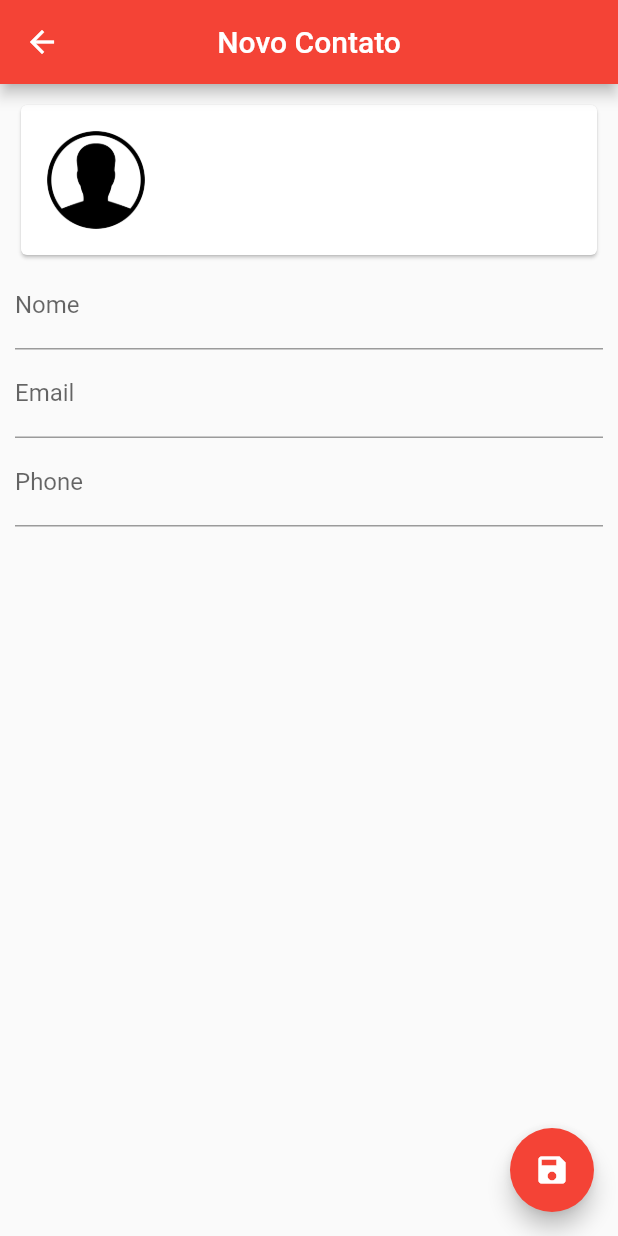
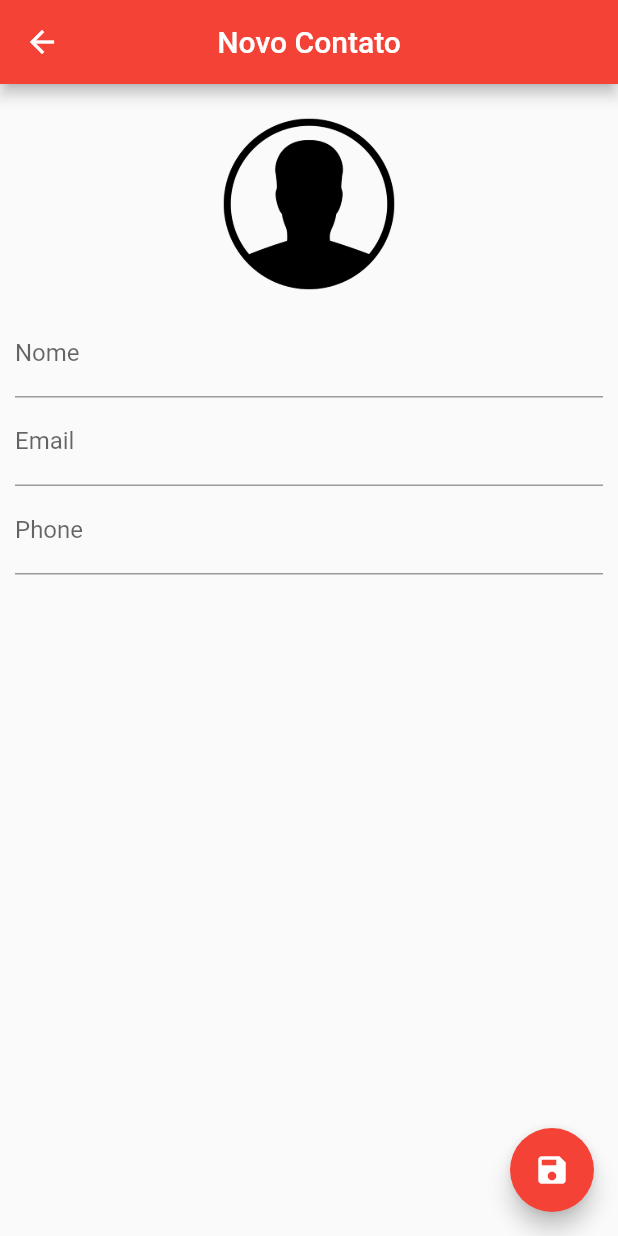
Before and after one commit to gui-azesantos/Flutter-AgendaDeContatos, a Flutter app: the ContactPage screen opened directly, on a phone screen of 412 x 824 dp. Run offline on Flutter 3.47's test engine with Material 2 defaults, Android fonts, the phone set to English and light mode, and no system bars; our stand-ins replace image_picker, sqflite; accounts and stored records are empty.

Commit message:
Projeto Finalizado

```diff
--- a/lib/UI/contact_page.dart
+++ b/lib/UI/contact_page.dart
@@ -1,13 +1,14 @@
+import 'dart:async';
 import 'dart:io';
 
-
-import '../helpers/contact_helper.dart';
+import 'package:agenda_contatos/helpers/contact_helper.dart';
 import 'package:flutter/material.dart';
-
+import 'package:image_picker/image_picker.dart';
 
 class ContactPage extends StatefulWidget {
 
   final Contact contact;
+
   ContactPage({this.contact});
 
   @override
@@ -15,6 +16,7 @@ class ContactPage extends StatefulWidget {
 }
 
 class _ContactPageState extends State<ContactPage> {
+
   final _nameController = TextEditingController();
   final _emailController = TextEditingController();
   final _phoneController = TextEditingController();
@@ -22,69 +24,77 @@ class _ContactPageState extends State<ContactPage> {
   final _nameFocus = FocusNode();
 
   bool _userEdited = false;
+
   Contact _editedContact;
 
   @override
   void initState() {
     super.initState();
 
-    if (widget.contact == null) {
+    if(widget.contact == null){
       _editedContact = Contact();
     } else {
       _editedContact = Contact.fromMap(widget.contact.toMap());
 
       _nameController.text = _editedContact.name;
-      _emailController.text= _editedContact.email;
+      _emailController.text = _editedContact.email;
       _phoneController.text = _editedContact.phone;
     }
   }
 
   @override
   Widget build(BuildContext context) {
-    return Scaffold(
+    return WillPopScope(
+      onWillPop: _requestPop,
+      child: Scaffold(
         appBar: AppBar(
           backgroundColor: Colors.red,
           title: Text(_editedContact.name ?? "Novo Contato"),
           centerTitle: true,
         ),
         floatingActionButton: FloatingActionButton(
-          child: Icon(Icons.save),
-          onPressed: () {
-            if(_editedContact.name.isNotEmpty && _editedContact.name != null){
+          onPressed: (){
+            if(_editedContact.name != null && _editedContact.name.isNotEmpty){
               Navigator.pop(context, _editedContact);
-            }else{
+            } else {
               FocusScope.of(context).requestFocus(_nameFocus);
             }
           },
+          child: Icon(Icons.save),
           backgroundColor: Colors.red,
         ),
         body: SingleChildScrollView(
           padding: EdgeInsets.all(10.0),
-            child: Column(children: <Widget>[
+          child: Column(
+            children: <Widget>[
               GestureDetector(
-                child: Card(
-                    child: Padding(
-                        padding: EdgeInsets.all(10.0),
-                        child: Row(
-                          children: <Widget>[
-                            Container(
-                                width: 80.0,
-                                height: 80.0,
+                child: Container(
+                  width: 140.0,
+                  height: 140.0,
                   decoration: BoxDecoration(
                     shape: BoxShape.circle,
                     image: DecorationImage(
-                                        image: _editedContact.img != null
-                                            ? FileImage(
-                                                File(_editedContact.img))
-                                            : AssetImage("images/person.png"))))
-                          ],
-                        ))),
+                        image: _editedContact.img != null ?
+                        FileImage(File(_editedContact.img)) :
+                        AssetImage("images/person.png"),
+                        fit: BoxFit.cover
+                    ),
+                  ),
+                ),
+                onTap: (){
+                  ImagePicker.pickImage(source: ImageSource.camera).then((file){
+                    if(file == null) return;
+                    setState(() {
+                      _editedContact.img = file.path;
+                    });
+                  });
+                },
               ),
               TextField(
                 controller: _nameController,
                 focusNode: _nameFocus,
                 decoration: InputDecoration(labelText: "Nome"),
-                onChanged: (text) {
+                onChanged: (text){
                   _userEdited = true;
                   setState(() {
                     _editedContact.name = text;
@@ -94,7 +104,7 @@ class _ContactPageState extends State<ContactPage> {
               TextField(
                 controller: _emailController,
                 decoration: InputDecoration(labelText: "Email"),
-                onChanged: (text) {
+                onChanged: (text){
                   _userEdited = true;
                   _editedContact.email = text;
                 },
@@ -103,12 +113,48 @@ class _ContactPageState extends State<ContactPage> {
               TextField(
                 controller: _phoneController,
                 decoration: InputDecoration(labelText: "Phone"),
-                onChanged: (text) {
+                onChanged: (text){
                   _userEdited = true;
                   _editedContact.phone = text;
                 },
                 keyboardType: TextInputType.phone,
-              )
-            ])));
+              ),
+            ],
+          ),
+        ),
+      ),
+    );
+  }
+
+  Future<bool> _requestPop(){
+    if(_userEdited){
+      showDialog(context: context,
+        builder: (context){
+          return AlertDialog(
+            title: Text("Descartar Alterações?"),
+            content: Text("Se sair as alterações serão perdidas."),
+            actions: <Widget>[
+              FlatButton(
+                child: Text("Cancelar"),
+                onPressed: (){
+                  Navigator.pop(context);
+                },
+              ),
+              FlatButton(
+                child: Text("Sim"),
+                onPressed: (){
+                  Navigator.pop(context);
+                  Navigator.pop(context);
+                },
+              ),
+            ],
+          );
+        }
+      );
+      return Future.value(false);
+    } else {
+      return Future.value(true);
     }
   }
+
+}
```
Lines whose indentation alone changed are shown as unchanged.
